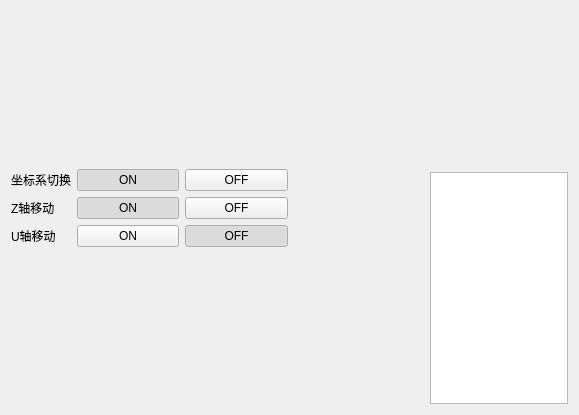
This is forms/manual/weizhijiyi.ui in zephyrrr/Camotics_modbus as Qt 5 draws it before an edit. The edited form follows.
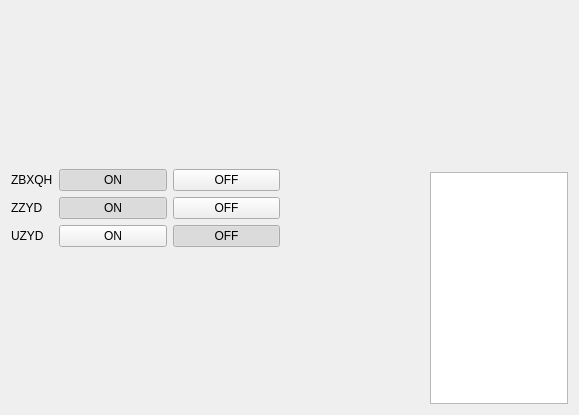
This is the edited form.

The edit to the form file:
```diff
--- a/forms/manual/weizhijiyi.ui
+++ b/forms/manual/weizhijiyi.ui
@@ -34,14 +34,14 @@
        <item row="2" column="0">
         <widget class="QLabel" name="label_3">
          <property name="text">
-          <string>U轴移动</string>
+          <string>UZYD</string>
          </property>
         </widget>
        </item>
        <item row="0" column="0">
         <widget class="QLabel" name="label_1">
          <property name="text">
-          <string>坐标系切换</string>
+          <string>ZBXQH</string>
          </property>
         </widget>
        </item>
@@ -64,7 +64,7 @@
        <item row="1" column="0">
         <widget class="QLabel" name="label_2">
          <property name="text">
-          <string>Z轴移动</string>
+          <string>ZZYD</string>
          </property>
         </widget>
        </item>
```
Left out of the diff: 17 changed lines with no effect on the pictures.
